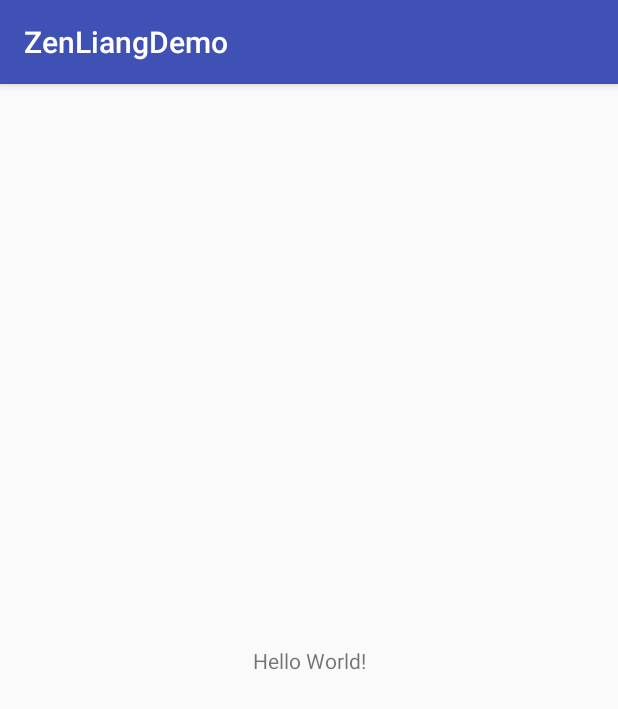
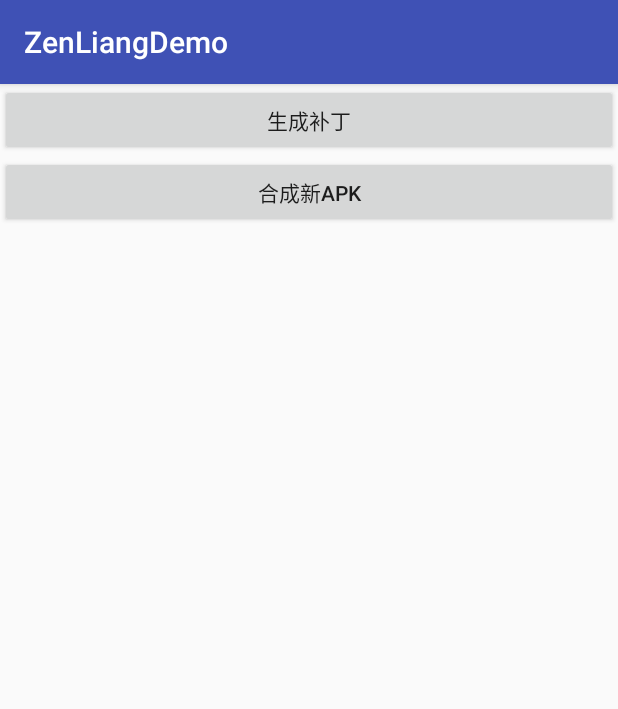
Before and after one commit to annaijinwind/ZengLiangDemo, an Android app: the screen it shows after launch (MainActivity), on a phone screen of 412 x 824 dp. Shown: the top 709 px of the screen. Run offline under Robolectric (Android 15) with nearby library versions, the phone set to English and light mode, and no system bars.

Commit message:
完成了生成补丁和合成补丁的操作

```diff
--- a/app/src/main/AndroidManifest.xml
+++ b/app/src/main/AndroidManifest.xml
@@ -1,7 +1,8 @@
 <?xml version="1.0" encoding="utf-8"?>
 <manifest xmlns:android="http://schemas.android.com/apk/res/android"
     package="com.zengliang.demo">
-
+    <uses-permission android:name="android.permission.WRITE_EXTERNAL_STORAGE" />
+    <uses-permission android:name="android.permission.READ_EXTERNAL_STORAGE" />
     <application
         android:allowBackup="true"
         android:icon="@mipmap/ic_launcher"
--- a/app/src/main/java/com/zengliang/demo/MainActivity.java
+++ b/app/src/main/java/com/zengliang/demo/MainActivity.java
@@ -1,29 +1,75 @@
 package com.zengliang.demo;
 
+import android.app.ProgressDialog;
+import android.os.Environment;
 import android.support.v7.app.AppCompatActivity;
 import android.os.Bundle;
+import android.view.View;
+import android.widget.Button;
+import android.widget.ProgressBar;
 import android.widget.TextView;
+import android.widget.Toast;
+
+import com.zengliang.demo.nativediff.DiffUtils;
+import com.zengliang.demo.nativepatch.PatchUtils;
+
+import java.io.File;
 
 public class MainActivity extends AppCompatActivity {
 
-    // Used to load the 'native-lib' library on application startup.
-    static {
-        System.loadLibrary("native-lib");
-    }
-
+   private Button button;
+   private Button button2;
     @Override
     protected void onCreate(Bundle savedInstanceState) {
         super.onCreate(savedInstanceState);
         setContentView(R.layout.activity_main);
+        button=findViewById(R.id.button);
+        button2=findViewById(R.id.button2);
+        final File newApk = new File(Environment.getExternalStorageDirectory(), "fengjq/new.apk");
+        final File newscApk = new File(Environment.getExternalStorageDirectory(), "fengjq/lalal.apk");
+        final File oldApk = new File(Environment.getExternalStorageDirectory(), "fengjq/old.apk");
+        final File patch = new File(Environment.getExternalStorageDirectory(), "fengjq/patch.patch");
+        final ProgressDialog progressDialog= new ProgressDialog(this);
 
-        // Example of a call to a native method
-        TextView tv = (TextView) findViewById(R.id.sample_text);
-        tv.setText(stringFromJNI());
+        button.setOnClickListener(new View.OnClickListener() {
+            @Override
+            public void onClick(View view) {
+                progressDialog.show();
+                new Thread(new Runnable() {
+                    @Override
+                    public void run() {
+                        DiffUtils.getDiffPatch(oldApk.getAbsolutePath(),newApk.getAbsolutePath(),patch.getAbsolutePath());
+                        runOnUiThread(new Runnable() {
+                            @Override
+                            public void run() {
+                                progressDialog.dismiss();
+                                Toast.makeText(MainActivity.this,"好了",Toast.LENGTH_SHORT).show();
+                            }
+                        });
+                    }
+                }).start();
+
+
+            }
+        });
+        button2.setOnClickListener(new View.OnClickListener() {
+            @Override
+            public void onClick(View view) {
+                progressDialog.show();
+                new Thread(new Runnable() {
+                    @Override
+                    public void run() {
+                        PatchUtils.getNewApk(oldApk.getAbsolutePath(),newscApk.getAbsolutePath(),patch.getAbsolutePath());
+                        runOnUiThread(new Runnable() {
+                            @Override
+                            public void run() {
+                                progressDialog.dismiss();
+                                Toast.makeText(MainActivity.this,"好了",Toast.LENGTH_SHORT).show();
+                            }
+                        });
+                    }
+                }).start();
+            }
+        });
     }
-
-    /**
-     * A native method that is implemented by the 'native-lib' native library,
-     * which is packaged with this application.
-     */
-    public native String stringFromJNI();
 }
--- a/app/src/main/java/com/zengliang/demo/nativediff/DiffUtils.java
+++ b/app/src/main/java/com/zengliang/demo/nativediff/DiffUtils.java
@@ -5,6 +5,9 @@ package com.zengliang.demo.nativediff;
  */
 
 public class DiffUtils {
+    static {
+        System.loadLibrary("diff");
+    }
     /**
      * native方法 比较路径为oldPath的apk与newPath的apk之间差异，并生成patch包，存储于patchPath
      * <p>
--- a/app/src/main/res/layout/activity_main.xml
+++ b/app/src/main/res/layout/activity_main.xml
@@ -1,19 +1,20 @@
 <?xml version="1.0" encoding="utf-8"?>
-<android.support.constraint.ConstraintLayout xmlns:android="http://schemas.android.com/apk/res/android"
-    xmlns:app="http://schemas.android.com/apk/res-auto"
+<LinearLayout xmlns:android="http://schemas.android.com/apk/res/android"
     xmlns:tools="http://schemas.android.com/tools"
     android:layout_width="match_parent"
     android:layout_height="match_parent"
+    android:orientation="vertical"
     tools:context="com.zengliang.demo.MainActivity">
 
-    <TextView
-        android:id="@+id/sample_text"
-        android:layout_width="wrap_content"
+    <Button
+        android:id="@+id/button"
+        android:layout_width="match_parent"
         android:layout_height="wrap_content"
-        android:text="Hello World!"
-        app:layout_constraintBottom_toBottomOf="parent"
-        app:layout_constraintLeft_toLeftOf="parent"
-        app:layout_constraintRight_toRightOf="parent"
-        app:layout_constraintTop_toTopOf="parent" />
+        android:text="生成补丁" />
 
-</android.support.constraint.ConstraintLayout>
+    <Button
+        android:id="@+id/button2"
+        android:layout_width="match_parent"
+        android:layout_height="wrap_content"
+        android:text="合成新apk" />
+</LinearLayout>
```
Also changed, not shown: 3 other files.
